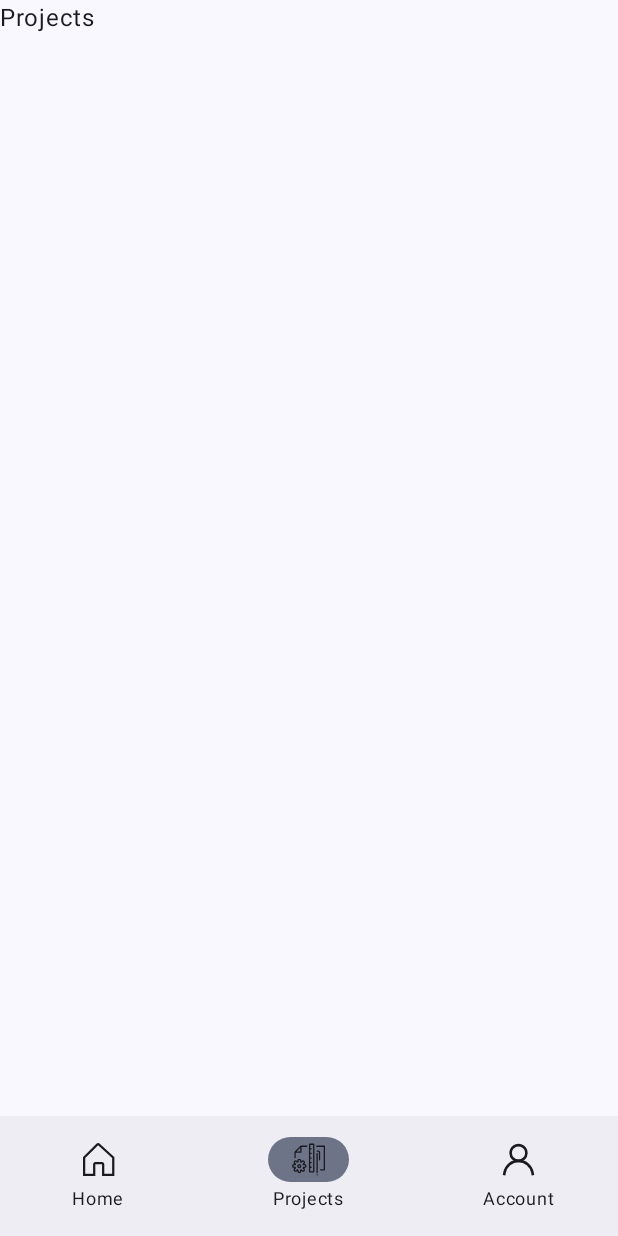
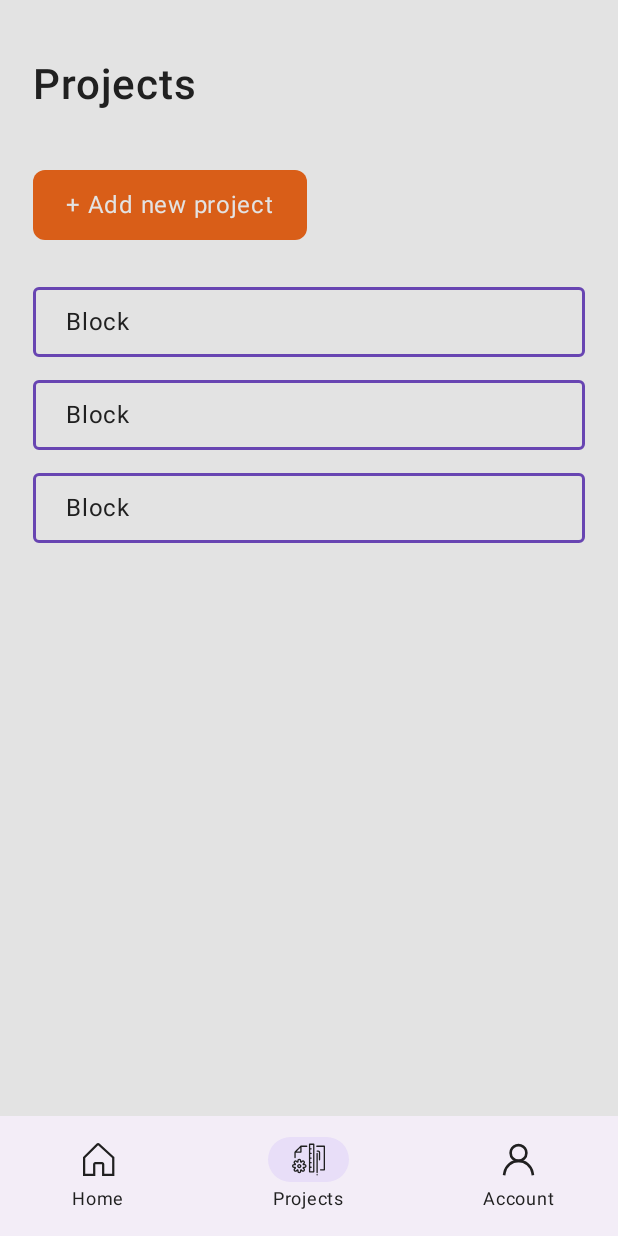
Before and after one commit to przemek06/iot_mobile, an Android app built with Jetpack Compose: the screen it shows after launch (MainActivity), item 2 of the bottom bar chosen, on a phone screen of 412 x 824 dp. Run offline under Robolectric (Android 15) with nearby library versions, the phone set to English and light mode, and no system bars.

Commit message:
added projects screen

```diff
--- /dev/null
+++ b/frontend/app/src/main/java/edu/pwr/iotmobile/androidimcs/ui/components/Block.kt
@@ -0,0 +1,55 @@
+package edu.pwr.iotmobile.androidimcs.ui.components
+
+import androidx.compose.foundation.BorderStroke
+import androidx.compose.foundation.interaction.MutableInteractionSource
+import androidx.compose.foundation.layout.PaddingValues
+import androidx.compose.foundation.layout.fillMaxWidth
+import androidx.compose.material3.Button
+import androidx.compose.material3.ButtonDefaults
+import androidx.compose.material3.MaterialTheme
+import androidx.compose.material3.Text
+import androidx.compose.runtime.Composable
+import androidx.compose.runtime.remember
+import androidx.compose.ui.Modifier
+import androidx.compose.ui.graphics.Color
+import androidx.compose.ui.text.style.TextAlign
+import edu.pwr.iotmobile.androidimcs.ui.theme.Dimensions
+
+/**
+ * A block list item, used commonly in various lists.
+ */
+@Composable
+fun Block(
+    text: String = "",
+    onClick: () -> Unit,
+    content: @Composable () -> Unit = { DefaultContent(text) }
+) {
+    Button(
+        modifier = Modifier.fillMaxWidth(),
+        shape = MaterialTheme.shapes.extraSmall,
+        colors = ButtonDefaults.buttonColors(
+            containerColor = Color.Transparent,
+            contentColor = MaterialTheme.colorScheme.onBackground,
+        ),
+        border = BorderStroke(
+            width = Dimensions.space2,
+            color = MaterialTheme.colorScheme.primary
+        ) ,
+        contentPadding = PaddingValues(horizontal = Dimensions.space22, vertical = Dimensions.space14),
+        interactionSource = remember { MutableInteractionSource() },
+        onClick = onClick
+    ) {
+        content()
+    }
+}
+
+@Composable
+private fun DefaultContent(text: String) {
+    Text(
+        modifier = Modifier.fillMaxWidth(),
+        text = text,
+        textAlign = TextAlign.Start,
+        style = MaterialTheme.typography.bodyLarge,
+        color = MaterialTheme.colorScheme.onBackground
+    )
+}
--- /dev/null
+++ b/frontend/app/src/main/java/edu/pwr/iotmobile/androidimcs/ui/components/ButtonCommon.kt
@@ -0,0 +1,70 @@
+package edu.pwr.iotmobile.androidimcs.ui.components
+
+import androidx.compose.foundation.BorderStroke
+import androidx.compose.foundation.interaction.MutableInteractionSource
+import androidx.compose.foundation.layout.PaddingValues
+import androidx.compose.foundation.layout.width
+import androidx.compose.material3.Button
+import androidx.compose.material3.ButtonDefaults
+import androidx.compose.material3.MaterialTheme
+import androidx.compose.material3.Text
+import androidx.compose.runtime.Composable
+import androidx.compose.runtime.remember
+import androidx.compose.ui.Modifier
+import androidx.compose.ui.graphics.Color
+import androidx.compose.ui.unit.Dp
+import edu.pwr.iotmobile.androidimcs.ui.extensions.conditional
+import edu.pwr.iotmobile.androidimcs.ui.theme.Dimensions
+
+enum class ButtonCommonType {
+    Primary,
+    Secondary,
+    Alternative
+}
+
+@Composable
+fun ButtonCommon(
+    text: String,
+    type: ButtonCommonType = ButtonCommonType.Primary,
+    width: Dp? = null,
+    onClick: () -> Unit
+) {
+    val textColor =
+        if (type == ButtonCommonType.Alternative) MaterialTheme.colorScheme.onBackground
+        else MaterialTheme.colorScheme.onSecondary
+    val colors = when (type) {
+        ButtonCommonType.Primary -> ButtonDefaults.buttonColors(
+            containerColor = MaterialTheme.colorScheme.primary,
+            contentColor = MaterialTheme.colorScheme.onPrimary,
+        )
+        ButtonCommonType.Secondary -> ButtonDefaults.buttonColors(
+            containerColor = MaterialTheme.colorScheme.tertiary,
+            contentColor = MaterialTheme.colorScheme.onTertiary,
+        )
+        ButtonCommonType.Alternative -> ButtonDefaults.buttonColors(
+            containerColor = Color.Transparent,
+            contentColor = MaterialTheme.colorScheme.onBackground,
+        )
+    }
+    val border = if (type == ButtonCommonType.Alternative) BorderStroke(
+        width = Dimensions.space2,
+        color = MaterialTheme.colorScheme.primary
+    ) else null
+
+    Button(
+        modifier = Modifier
+            .conditional(width != null) { width?.let { width(it) } ?: run { Modifier } },
+        shape = MaterialTheme.shapes.small,
+        colors = colors,
+        border = border,
+        contentPadding = PaddingValues(horizontal = Dimensions.space22, vertical = Dimensions.space14),
+        interactionSource = remember { MutableInteractionSource() },
+        onClick = onClick
+    ) {
+        Text(
+            text = text,
+            style = MaterialTheme.typography.bodyLarge,
+            color = textColor
+        )
+    }
+}
--- /dev/null
+++ b/frontend/app/src/main/java/edu/pwr/iotmobile/androidimcs/ui/extensions/ModifierExtensions.kt
@@ -0,0 +1,14 @@
+package edu.pwr.iotmobile.androidimcs.ui.extensions
+
+import androidx.compose.runtime.Composable
+import androidx.compose.ui.Modifier
+import androidx.compose.ui.composed
+
+fun Modifier.conditional(
+    condition: Boolean,
+    modifier: @Composable Modifier.() -> Modifier
+): Modifier = composed {
+    if (condition)
+        then(modifier(Modifier))
+    else this
+}
--- a/frontend/app/src/main/java/edu/pwr/iotmobile/androidimcs/ui/screens/projects/ProjectsScreen.kt
+++ b/frontend/app/src/main/java/edu/pwr/iotmobile/androidimcs/ui/screens/projects/ProjectsScreen.kt
@@ -1,10 +1,59 @@
 package edu.pwr.iotmobile.androidimcs.ui.screens.projects
 
+import android.util.Log
+import androidx.compose.foundation.layout.Arrangement
+import androidx.compose.foundation.layout.Column
+import androidx.compose.foundation.layout.fillMaxSize
+import androidx.compose.foundation.layout.padding
+import androidx.compose.foundation.lazy.LazyColumn
+import androidx.compose.foundation.lazy.items
+import androidx.compose.material3.MaterialTheme
 import androidx.compose.material3.Text
 import androidx.compose.runtime.Composable
+import androidx.compose.ui.Modifier
+import edu.pwr.iotmobile.androidimcs.ui.components.Block
+import edu.pwr.iotmobile.androidimcs.ui.components.ButtonCommon
+import edu.pwr.iotmobile.androidimcs.ui.components.ButtonCommonType
+import edu.pwr.iotmobile.androidimcs.ui.theme.Dimensions
+import edu.pwr.iotmobile.androidimcs.ui.theme.HeightSpacer
 
 @Composable
 fun ProjectsScreen() {
+    val uiState = ProjectsUiState.default(projects = listOf(1,2,3))
+    ProjectsScreenContent(uiState)
+}
 
-    Text(text = "Projects")
+@Composable
+fun ProjectsScreenContent(
+    uiState: ProjectsUiState
+) {
+    Column(
+        modifier = Modifier
+            .fillMaxSize()
+            .padding(horizontal = Dimensions.space22)
+    ) {
+        Dimensions.space40.HeightSpacer()
+        Text(
+            text = "Projects",
+            style = MaterialTheme.typography.titleMedium
+        )
+        Dimensions.space40.HeightSpacer()
+        ButtonCommon(
+            text = "+ Add new project",
+            type = ButtonCommonType.Secondary
+        ) {
+            Log.d("button", "button pressed")
+        }
+        Dimensions.space30.HeightSpacer()
+        LazyColumn(
+            verticalArrangement = Arrangement.spacedBy(Dimensions.space14),
+        ) {
+            items(uiState.projects) {
+                Block(
+                    text = "Block",
+                    onClick = {}
+                )
+            }
+        }
+    }
 }
--- /dev/null
+++ b/frontend/app/src/main/java/edu/pwr/iotmobile/androidimcs/ui/screens/projects/ProjectsUiState.kt
@@ -0,0 +1,13 @@
+package edu.pwr.iotmobile.androidimcs.ui.screens.projects
+
+data class ProjectsUiState(
+    val projects: List<Any>
+) {
+    companion object {
+        fun default(
+            projects: List<Any> = emptyList()
+        ) = ProjectsUiState(
+            projects = projects
+        )
+    }
+}
--- /dev/null
+++ b/frontend/app/src/main/java/edu/pwr/iotmobile/androidimcs/ui/theme/Dimensions.kt
@@ -0,0 +1,49 @@
+package edu.pwr.iotmobile.androidimcs.ui.theme
+
+import androidx.compose.foundation.layout.Spacer
+import androidx.compose.foundation.layout.height
+import androidx.compose.runtime.Composable
+import androidx.compose.ui.Modifier
+import androidx.compose.ui.unit.Dp
+import androidx.compose.ui.unit.dp
+
+object  Dimensions {
+    val none: Dp
+        get() = 0.dp
+    val space2: Dp
+        get() = 2.dp
+    val space4: Dp
+        get() = 4.dp
+    val space8: Dp
+        get() = 8.dp
+    val space10: Dp
+        get() = 10.dp
+    val space14: Dp
+        get() = 14.dp
+    val space18: Dp
+        get() = 18.dp
+    val space22: Dp
+        get() = 22.dp
+    val space26: Dp
+        get() = 26.dp
+    val space30: Dp
+        get() = 30.dp
+    val space34: Dp
+        get() = 34.dp
+    val space40: Dp
+        get() = 40.dp
+    val space60: Dp
+        get() = 60.dp
+    val topBarHeight: Dp
+        get() = 45.dp
+}
+
+@Composable
+fun Dp.HeightSpacer() {
+    Spacer(modifier = Modifier.height(this))
+}
+
+@Composable
+fun Dp.WidthSpacer() {
+    Spacer(modifier = Modifier.height(this))
+}
--- a/frontend/app/src/main/java/edu/pwr/iotmobile/androidimcs/ui/theme/Theme.kt
+++ b/frontend/app/src/main/java/edu/pwr/iotmobile/androidimcs/ui/theme/Theme.kt
@@ -47,7 +47,7 @@ private val LightColorScheme = lightColorScheme(
 fun AndroidIMCSTheme(
     darkTheme: Boolean = isSystemInDarkTheme(),
     // Dynamic color is available on Android 12+
-    dynamicColor: Boolean = true,
+    dynamicColor: Boolean = false, // TODO: change to true to enable dynamic color
     content: @Composable () -> Unit
 ) {
     val colorScheme = when {
```
